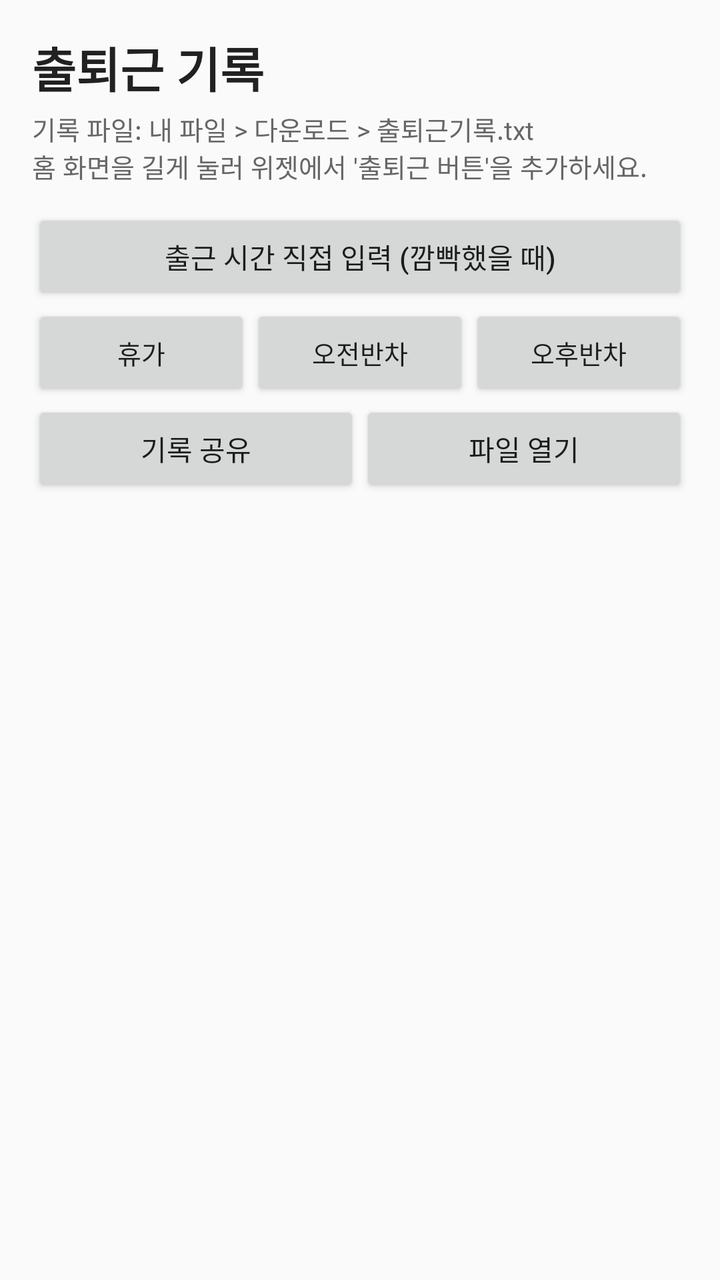
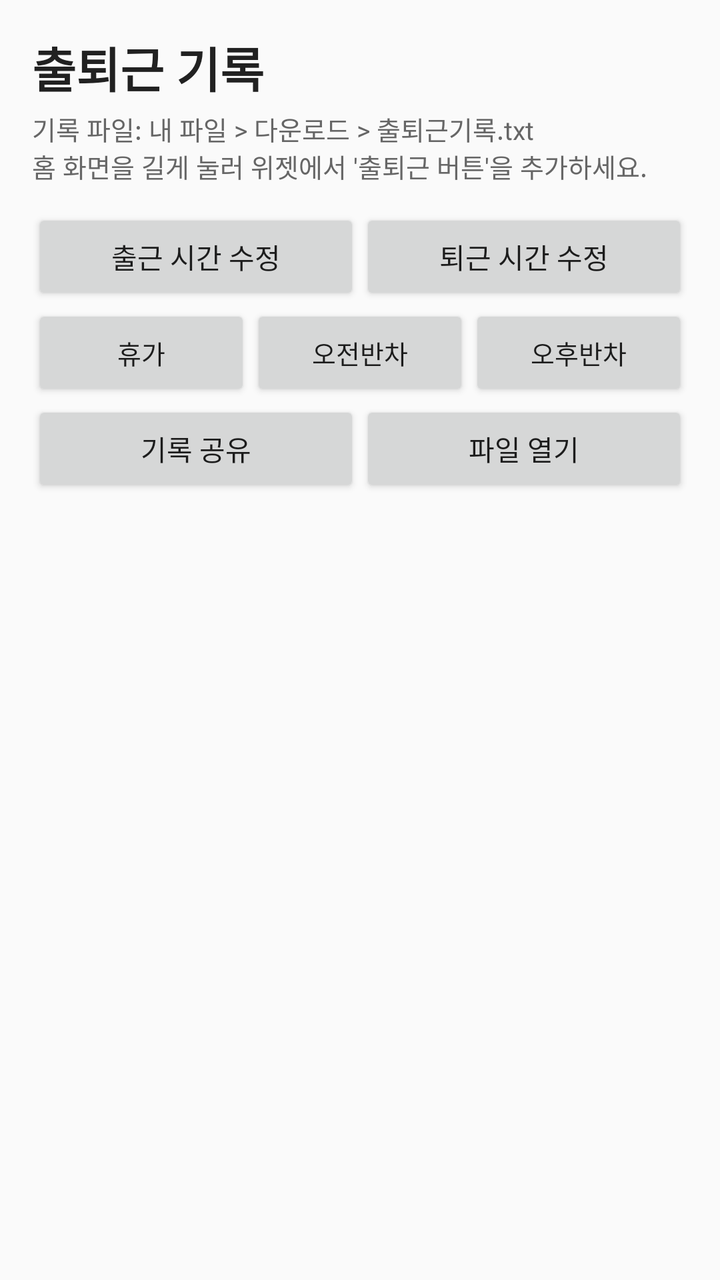

The first picture is an Android layout as it rendered before a commit; the second is the same layout after the commit. The layout source and the unified diff follow.
<!-- AndroidManifest.xml: application theme android:Theme.Material.Light.NoActionBar -->
<!-- res/layout/activity_main.xml -->
<?xml version="1.0" encoding="utf-8"?>
<LinearLayout xmlns:android="http://schemas.android.com/apk/res/android"
    android:id="@+id/root"
    android:layout_width="match_parent"
    android:layout_height="match_parent"
    android:background="#FAFAFA"
    android:orientation="vertical"
    android:padding="16dp">

    <TextView
        android:layout_width="match_parent"
        android:layout_height="wrap_content"
        android:text="@string/app_name"
        android:textColor="#212121"
        android:textSize="24sp"
        android:textStyle="bold" />

    <TextView
        android:layout_width="match_parent"
        android:layout_height="wrap_content"
        android:layout_marginTop="4dp"
        android:text="기록 파일: 내 파일 &gt; 다운로드 &gt; 출퇴근기록.txt\n홈 화면을 길게 눌러 위젯에서 '출퇴근 버튼'을 추가하세요."
        android:textColor="#666666"
        android:textSize="13sp" />

    <Button
        android:id="@+id/btn_manual_in"
        android:layout_width="match_parent"
        android:layout_height="wrap_content"
        android:layout_marginTop="12dp"
        android:text="출근 시간 직접 입력 (깜빡했을 때)" />

    <LinearLayout
        android:layout_width="match_parent"
        android:layout_height="wrap_content"
        android:orientation="horizontal">
        <Button
            android:id="@+id/btn_leave_full"
            android:layout_width="0dp"
            android:layout_height="wrap_content"
            android:layout_weight="1"
            android:text="휴가"
            android:textSize="13sp" />
        <Button
            android:id="@+id/btn_leave_am"
            android:layout_width="0dp"
            android:layout_height="wrap_content"
            android:layout_weight="1"
            android:text="오전반차"
            android:textSize="13sp" />
        <Button
            android:id="@+id/btn_leave_pm"
            android:layout_width="0dp"
            android:layout_height="wrap_content"
            android:layout_weight="1"
            android:text="오후반차"
            android:textSize="13sp" />
    </LinearLayout>

    <LinearLayout
        android:layout_width="match_parent"
        android:layout_height="wrap_content"
        android:orientation="horizontal">
        <Button
            android:id="@+id/btn_share"
            android:layout_width="0dp"
            android:layout_height="wrap_content"
            android:layout_weight="1"
            android:text="기록 공유" />
        <Button
            android:id="@+id/btn_open"
            android:layout_width="0dp"
            android:layout_height="wrap_content"
            android:layout_weight="1"
            android:text="파일 열기" />
    </LinearLayout>

    <ScrollView
        android:layout_width="match_parent"
        android:layout_height="0dp"
        android:layout_marginTop="12dp"
        android:layout_weight="1">
        <TextView
            android:id="@+id/log_text"
            android:layout_width="match_parent"
            android:layout_height="wrap_content"
            android:fontFamily="monospace"
            android:textColor="#212121"
            android:textIsSelectable="true"
            android:textSize="15sp" />
    </ScrollView>
</LinearLayout>
<!-- resources referenced by this layout -->
<resources>
  <string name="app_name">출퇴근 기록</string>
</resources>

<!-- the commit's change to res/layout/activity_main.xml (unified diff, before → after) -->
@@ -23,12 +23,24 @@
         android:textColor="#666666"
         android:textSize="13sp" />
 
-    <Button
-        android:id="@+id/btn_manual_in"
+    <LinearLayout
         android:layout_width="match_parent"
         android:layout_height="wrap_content"
         android:layout_marginTop="12dp"
-        android:text="출근 시간 직접 입력 (깜빡했을 때)" />
+        android:orientation="horizontal">
+        <Button
+            android:id="@+id/btn_edit_in"
+            android:layout_width="0dp"
+            android:layout_height="wrap_content"
+            android:layout_weight="1"
+            android:text="출근 시간 수정" />
+        <Button
+            android:id="@+id/btn_edit_out"
+            android:layout_width="0dp"
+            android:layout_height="wrap_content"
+            android:layout_weight="1"
+            android:text="퇴근 시간 수정" />
+    </LinearLayout>
 
     <LinearLayout
         android:layout_width="match_parent"
